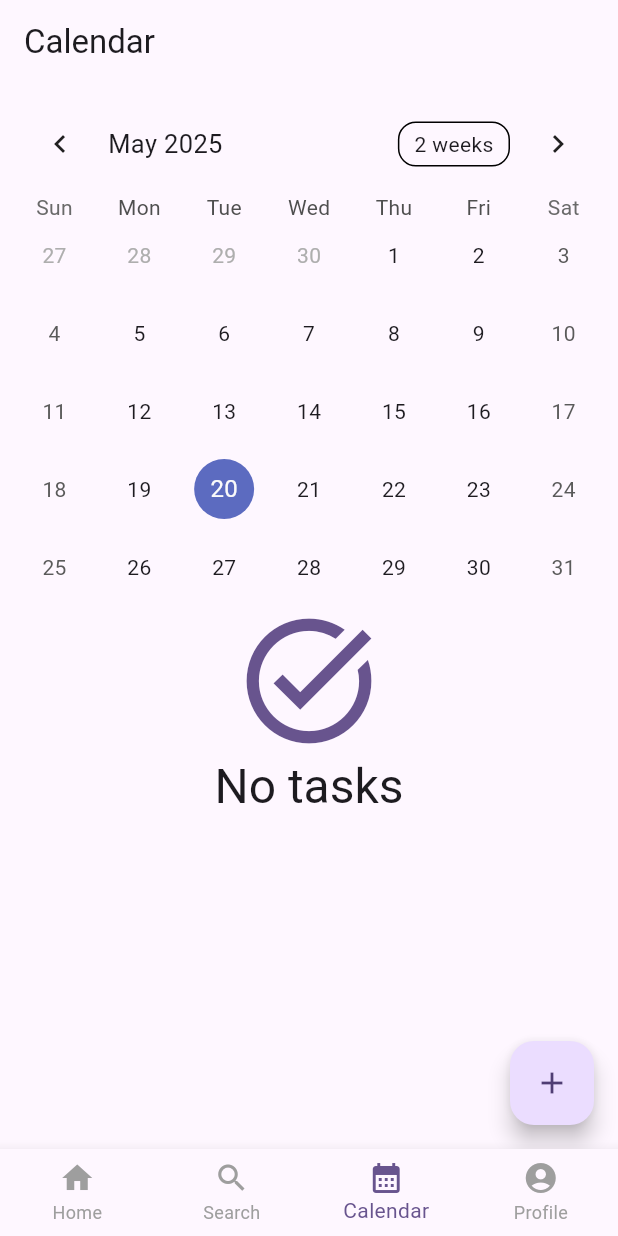
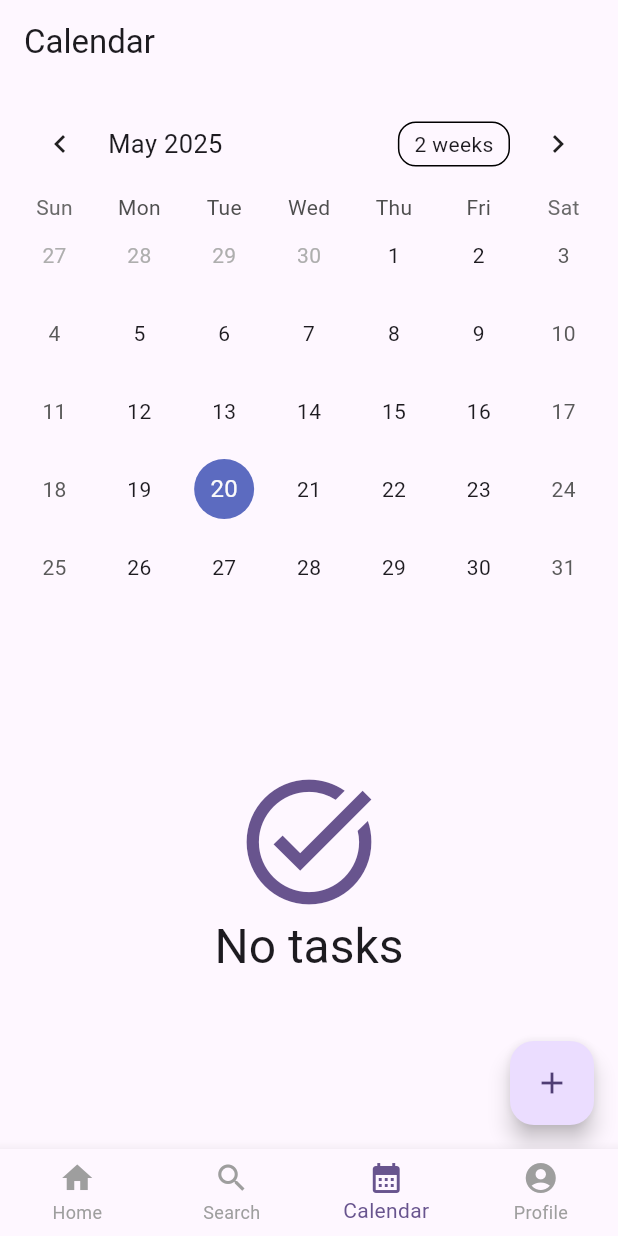
Before and after one commit to siuma1109/flutter_life_goal_management, a Flutter app: the CalendarScreen screen opened by its route, on a phone screen of 412 x 824 dp. Run offline on Flutter 3.47's test engine with Material 3 defaults, Android fonts, the phone set to English and light mode, and no system bars; drawn by our look-alikes of table_calendar; our stand-ins replace flutter_dotenv, go_router, shared_preferences, shimmer, timeago; accounts and stored records are empty; network calls fail.

Commit message:
Fix calendar view

```diff
--- a/lib/src/screens/calendar_screen.dart
+++ b/lib/src/screens/calendar_screen.dart
@@ -151,8 +151,7 @@ class _CalendarScreenState extends State<CalendarScreen> {
         child: RefreshIndicator(
           key: _refreshIndicatorKey,
           onRefresh: refreshTasks,
-          child: SingleChildScrollView(
-            child: Column(
+          child: Stack(
             children: [
               if (_loadingState == LoadingState.loading &&
                   (_tasks[selectedDayKey] == null ||
@@ -170,7 +169,6 @@ class _CalendarScreenState extends State<CalendarScreen> {
                   child: Center(child: CircularProgressIndicator()),
                 )
             ],
-            ),
           ),
         ),
       ),
--- a/lib/src/widgets/task/add_task_ai_widget.dart
+++ b/lib/src/widgets/task/add_task_ai_widget.dart
@@ -1,6 +1,6 @@
 import 'package:flutter/material.dart';
 import 'package:flutter_life_goal_management/src/services/task_service.dart';
-import 'package:flutter_life_goal_management/src/widgets/task/show_ai_result_widget.dart';
+//import 'package:flutter_life_goal_management/src/widgets/task/show_ai_result_widget.dart';
 
 class AddTaskAIWidget extends StatefulWidget {
   final Function(
--- a/lib/src/widgets/task/add_task_widget.dart
+++ b/lib/src/widgets/task/add_task_widget.dart
@@ -293,6 +293,7 @@ class _AddTaskWidgetState extends State<AddTaskWidget> {
                                       SizedBox(
                                         height: _showStartDate ? 216 : 0,
                                         child: CupertinoDatePicker(
+                                          key: ValueKey(_startDate.toString()),
                                           initialDateTime: _startDate,
                                           mode: CupertinoDatePickerMode
                                               .dateAndTime,
@@ -346,6 +347,7 @@ class _AddTaskWidgetState extends State<AddTaskWidget> {
                                       SizedBox(
                                         height: _showEndDate ? 216 : 0,
                                         child: CupertinoDatePicker(
+                                          key: ValueKey(_endDate.toString()),
                                           initialDateTime: _endDate,
                                           mode: CupertinoDatePickerMode
                                               .dateAndTime,
```
Lines whose indentation alone changed are shown as unchanged.
